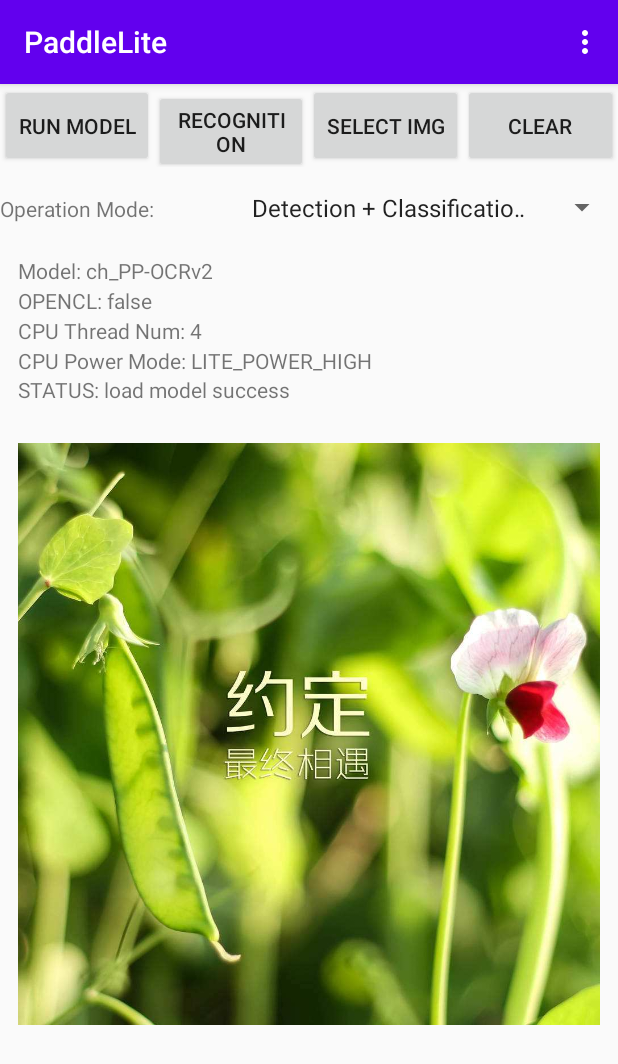
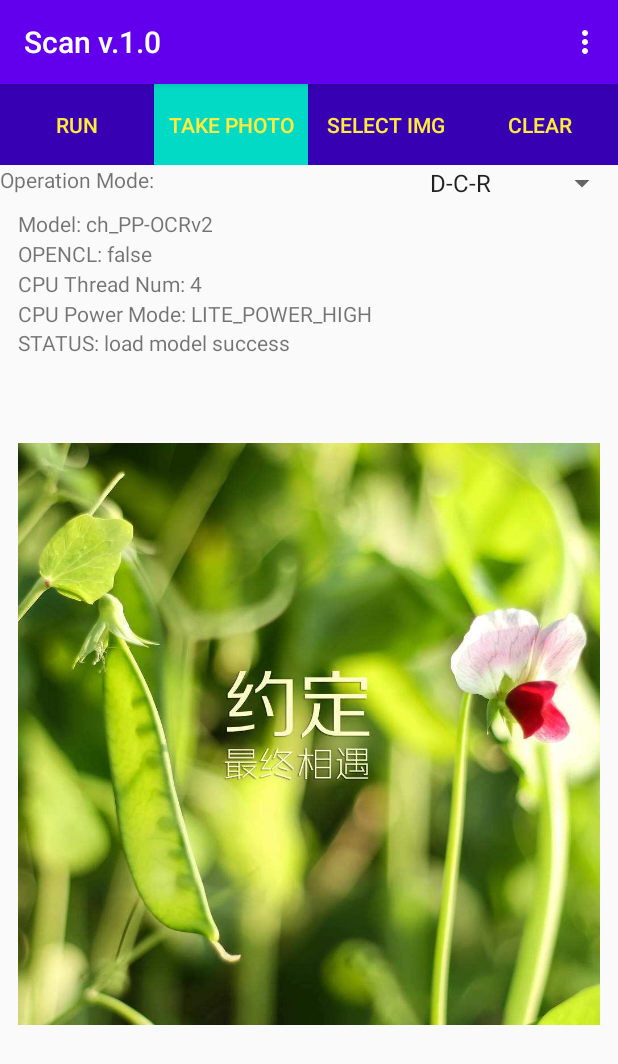
Before and after one commit to batd92/YPLite, an Android app: the screen it shows after launch (MainActivity), on a phone screen of 412 x 824 dp. Shown: the top 1064 px of the screen. Run offline under Robolectric (Android 15) with nearby library versions, the phone set to English and light mode, and no system bars; 2 statements that could not run were skipped.

Commit message:
update config paddlelite

```diff
--- a/app/src/main/java/com/yplite/ai/MainActivity.java
+++ b/app/src/main/java/com/yplite/ai/MainActivity.java
@@ -246,9 +246,10 @@ public class MainActivity extends AppCompatActivity {
 
     public boolean onRunModel() {
         String run_mode = spRunMode.getSelectedItem().toString();
-        int run_det = run_mode.contains("检测") ? 1 : 0;
-        int run_cls = run_mode.contains("分类") ? 1 : 0;
-        int run_rec = run_mode.contains("识别") ? 1 : 0;
+        // R (Recognition) C (Classification) D (Detection)
+        int run_det = run_mode.contains("D") ? 1 : 0;
+        int run_cls = run_mode.contains("C") ? 1 : 0;
+        int run_rec = run_mode.contains("R") ? 1 : 0;
         return predictor.isLoaded() && predictor.runModel(run_det, run_cls, run_rec);
     }
 
--- a/app/src/main/res/layout/activity_main.xml
+++ b/app/src/main/res/layout/activity_main.xml
@@ -1,6 +1,5 @@
 <?xml version="1.0" encoding="utf-8"?>
 <androidx.constraintlayout.widget.ConstraintLayout xmlns:android="http://schemas.android.com/apk/res/android"
-                                             xmlns:app="http://schemas.android.com/apk/res-auto"
                                              xmlns:tools="http://schemas.android.com/tools"
                                              android:layout_width="match_parent"
                                              android:layout_height="match_parent"
@@ -19,6 +18,7 @@
 
             <LinearLayout
                 android:id="@+id/btn_layout"
+                style="?android:attr/buttonBarStyle"
                 android:layout_width="fill_parent"
                 android:layout_height="wrap_content"
                 android:orientation="horizontal">
@@ -26,37 +26,56 @@
 
                 <Button
                     android:id="@+id/btn_run_model"
+                    style="?android:attr/buttonBarButtonStyle"
                     android:layout_width="0dp"
                     android:layout_height="match_parent"
                     android:layout_weight="1"
+                    android:background="@color/purple_700"
                     android:onClick="btn_run_model_click"
-                    android:text="Run model" />
+                    android:text="Run"
+                    android:textColor="#FFEB3B"
+                    tools:ignore="HardcodedText,UsingOnClickInXml" />
 
                 <Button
                     android:id="@+id/btn_take_photo"
+                    style="?android:attr/buttonBarButtonStyle"
                     android:layout_width="0dp"
-                    android:layout_height="wrap_content"
+                    android:layout_height="match_parent"
                     android:layout_weight="1"
+                    android:background="@color/purple_700"
+                    android:backgroundTint="@color/teal_200"
+                    android:drawableRight="@color/colorPrimary"
                     android:onClick="btn_take_photo_click"
-                    android:text="Recognition" />
+                    android:text="Take photo"
+                    android:textColor="#FFEB3B"
+                    tools:ignore="HardcodedText,UsingOnClickInXml" />
 
                 <Button
                     android:id="@+id/btn_choice_img"
+                    style="?android:attr/buttonBarButtonStyle"
                     android:layout_width="0dp"
                     android:layout_height="match_parent"
                     android:layout_weight="1"
+                    android:background="@color/purple_700"
                     android:onClick="btn_choice_img_click"
-                    android:text="Select img" />
+                    android:text="Select img"
+                    android:textColor="#FFEB3B"
+                    tools:ignore="HardcodedText,UsingOnClickInXml" />
 
                 <Button
                     android:id="@+id/btn_reset_img"
+                    style="?android:attr/buttonBarButtonStyle"
                     android:layout_width="0dp"
                     android:layout_height="match_parent"
                     android:layout_weight="1"
+                    android:background="@color/purple_700"
                     android:onClick="btn_reset_img_click"
-                    android:text="Clear" />
+                    android:text="Clear"
+                    android:textColor="#FFEB3B"
+                    tools:ignore="HardcodedText,UsingOnClickInXml" />
 
             </LinearLayout>
+
             <LinearLayout
                 android:id="@+id/run_mode_layout"
                 android:layout_width="fill_parent"
@@ -66,22 +85,24 @@
                 <CheckBox
                     android:id="@+id/cb_opencl"
                     android:layout_width="0dp"
+                    android:layout_height="wrap_content"
                     android:layout_weight="1"
-                    android:layout_height="wrap_content"
+                    android:onClick="cb_opencl_click"
                     android:text="开启OPENCL"
-                    android:onClick="cb_opencl_click"
-                    android:visibility="gone"/>
+                    android:visibility="gone"
+                    tools:ignore="HardcodedText,UsingOnClickInXml" />
 
                 <TextView
-                    android:layout_width="76dp"
-                    android:layout_height="wrap_content"
+                    android:layout_width="262dp"
+                    android:layout_height="match_parent"
                     android:layout_weight="0.5"
-                    android:text="Operation Mode:" />
+                    android:text="Operation Mode:"
+                    tools:ignore="HardcodedText" />
 
                 <Spinner
                     android:id="@+id/sp_run_mode"
-                    android:layout_width="0dp"
-                    android:layout_height="54dp"
+                    android:layout_width="82dp"
+                    android:layout_height="match_parent"
                     android:layout_weight="1.5"
                     android:entries="@array/run_Model" />
 
@@ -91,28 +112,30 @@
                 android:id="@+id/tv_input_setting"
                 android:layout_width="wrap_content"
                 android:layout_height="wrap_content"
-                    android:scrollbars="vertical"
                 android:layout_marginLeft="12dp"
+                android:layout_marginTop="5dp"
                 android:layout_marginRight="12dp"
-                    android:layout_marginTop="5dp"
                 android:layout_marginBottom="5dp"
                 android:lineSpacingExtra="4dp"
+                android:maxLines="6"
+                android:scrollbars="vertical"
                 android:singleLine="false"
-                    android:maxLines="6"
-                    android:text=""/>
+                android:text="" />
+
             <TextView
                 android:id="@+id/tv_model_img_status"
                 android:layout_width="wrap_content"
                 android:layout_height="wrap_content"
-                android:scrollbars="vertical"
                 android:layout_marginLeft="12dp"
+                android:layout_marginTop="-5dp"
                 android:layout_marginRight="12dp"
-                android:layout_marginTop="-5dp"
                 android:layout_marginBottom="5dp"
                 android:lineSpacingExtra="4dp"
+                android:maxLines="6"
+                android:scrollbars="vertical"
                 android:singleLine="false"
-                android:maxLines="6"
-                android:text="STATUS: ok"/>
+                android:text="STATUS: ok"
+                tools:ignore="HardcodedText" />
 
         </LinearLayout>
 
@@ -125,22 +148,22 @@
             <ImageView
                 android:id="@+id/iv_input_image"
                 android:layout_width="400dp"
-                    android:layout_height="400dp"
-                    android:layout_centerHorizontal="true"
-                    android:layout_centerVertical="true"
+                android:layout_height="match_parent"
+                android:layout_centerInParent="true"
                 android:layout_marginLeft="12dp"
+                android:layout_marginTop="5dp"
                 android:layout_marginRight="12dp"
-                    android:layout_marginTop="5dp"
                 android:layout_marginBottom="5dp"
                 android:adjustViewBounds="true"
-                    android:scaleType="fitCenter"/>
+                android:importantForAccessibility="no"
+                android:scaleType="fitCenter" />
         </RelativeLayout>
 
 
         <RelativeLayout
             android:id="@+id/v_output_info"
             android:layout_width="match_parent"
-            android:layout_height="95dp"
+            android:layout_height="wrap_content"
             android:layout_alignParentEnd="true"
             android:layout_alignParentBottom="true"
             android:layout_marginEnd="2dp"
--- a/app/src/main/res/values/arrays.xml
+++ b/app/src/main/res/values/arrays.xml
@@ -57,11 +57,11 @@
         <item>RGB</item>
     </string-array>
     <string-array name="run_Model">
-        <item>Detection + Classification + Recognition</item>
-        <item>Detection + Identification</item>
-        <item>Classification + Identification</item>
-        <item>Detection</item>
-        <item>Identification</item>
-        <item>Classification</item>
+        <item>D-C-R</item>
+        <item>D-R</item>
+        <item>C-R</item>
+        <item>D</item>
+        <item>R</item>
+        <item>C</item>
     </string-array>
 </resources>
--- a/app/src/main/res/values/strings.xml
+++ b/app/src/main/res/values/strings.xml
@@ -1,5 +1,5 @@
 <resources>
-    <string name="app_name">PaddleLite</string>
+    <string name="app_name">Scan v.1.0</string>
     <string name="CHOOSE_PRE_INSTALLED_MODEL_KEY">CHOOSE_PRE_INSTALLED_MODEL_KEY</string>
     <string name="ENABLE_CUSTOM_SETTINGS_KEY">ENABLE_CUSTOM_SETTINGS_KEY</string>
     <string name="MODEL_PATH_KEY">MODEL_PATH_KEY</string>
```
Also changed, not shown: 3 other files. Lines whose indentation alone changed are shown as unchanged.
